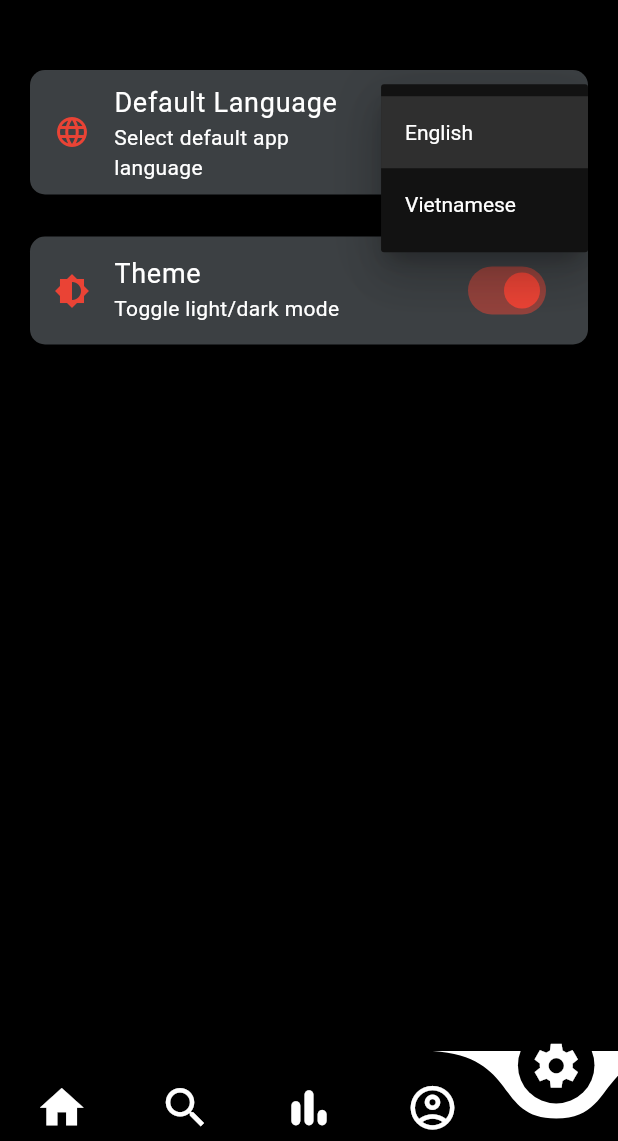
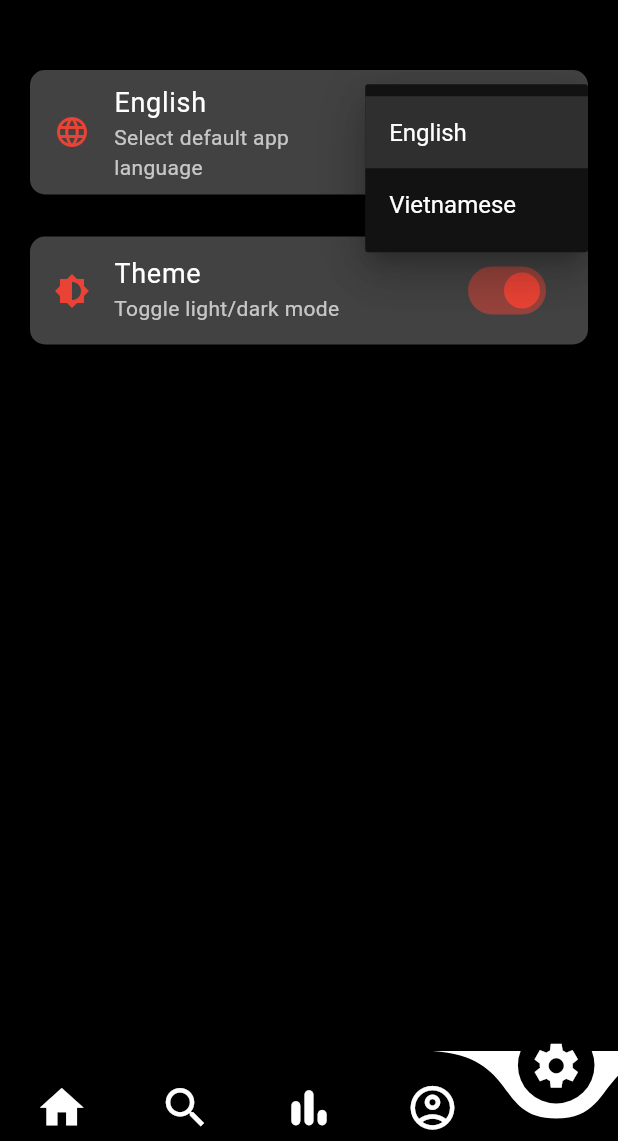
Before and after one commit to Alhphuc03/Movie_App_Flutter, a Flutter app: the screen it shows after launch, item 5 of the bottom bar chosen, after a tap on "English", on a phone screen of 412 x 824 dp, the part 95-1236 px from its top. Run offline on Flutter 3.47's test engine with Material 3 defaults, Android fonts, the phone set to English and light mode, and no system bars; drawn by our look-alikes of curved_navigation_bar; our stand-ins replace carousel_slider, chewie, lottie, shared_preferences, video_player, webview_flutter and 1 more; network calls fail.

Commit message:
new language

```diff
--- a/lib/common/languageManager.dart
+++ b/lib/common/languageManager.dart
@@ -1,27 +1,16 @@
 import 'package:flutter/material.dart';
 
-class LanguageManager {
-  static bool isEnglishDefault = true; // Default language is English
+class LanguageManager with ChangeNotifier {
+  bool _isEnglishDefault = true; // Default language is English
 
-  static Future<void> init() async {
-    // Initialize session if needed
+  bool get isEnglishDefault => _isEnglishDefault;
+
+  void setDefaultLanguage(bool isEnglish) {
+    _isEnglishDefault = isEnglish;
+    notifyListeners(); // Notify listeners that the language has changed
   }
 
-  static void setDefaultLanguage(bool isEnglish) {
-    isEnglishDefault = isEnglish;
-    // You can save isEnglishDefault to persistent storage here if needed
-  }
-
-  static bool getDefaultLanguage() {
-    return isEnglishDefault;
-  }
-
-  static String getLanguage() {
-    return isEnglishDefault ? 'English' : 'Vietnamese';
-  }
-
-  // Add a method to check if current language is Vietnamese
-  static bool isVietnamese() {
-    return !isEnglishDefault;
+  bool isVietnamese() {
+    return!isEnglishDefault;
   }
 }
--- a/lib/main.dart
+++ b/lib/main.dart
@@ -1,13 +1,22 @@
 import 'package:flutter/material.dart';
 import 'package:provider/provider.dart';
+import 'package:xemphim/common/languageManager.dart';
 import 'package:xemphim/screens/splash/splash_screen.dart';
 import 'package:xemphim/common/session_manager.dart'; // Import your SessionManager
 
 void main() async {
   WidgetsFlutterBinding.ensureInitialized();
-  await SessionManager.init(); // Initialize SessionManager
+  await SessionManager.init();
 
-  runApp(MainApp());
+  runApp(
+    MultiProvider(
+      providers: [
+        ChangeNotifierProvider(create: (_) => LanguageManager()),
+        ChangeNotifierProvider(create: (_) => ThemeNotifier()),
+      ],
+      child: MainApp(),
+    ),
+  );
 }
 
 class MainApp extends StatelessWidget {
--- a/lib/screens/setting/setting_screen.dart
+++ b/lib/screens/setting/setting_screen.dart
@@ -4,115 +4,85 @@ import 'package:xemphim/common/languageManager.dart';
 import 'package:xemphim/main.dart';
 import 'package:xemphim/widgets/App_Bar.dart';
 
-const kBackgroundColor = Color.fromARGB(255, 0, 0, 0);
 const kPrimaryColorRed = Color(0xFFEA4335);
 
-const Color kDarkModeBackgroundColor = Colors.black;
-const Color kLightModeBackgroundColor = Color.fromARGB(255, 255, 255, 255);
-
-const Color kDarkModeCardColor = Color(0xFF3C4043);
-const Color kLightModeCardColor = Color(0xDADADA);
-
-const Color kVietnameseModeBackgroundColor = Color(0xFFECEFF1);
-const Color kVietnameseModeCardColor = Color(0xFFC5CAE9);
-
-class SettingScreen extends StatefulWidget {
+class SettingScreen extends StatelessWidget {
   const SettingScreen({Key? key}) : super(key: key);
 
   @override
-  _SettingScreenState createState() => _SettingScreenState();
-}
-
-class _SettingScreenState extends State<SettingScreen> {
-  bool _isEnglishDefault = LanguageManager.getDefaultLanguage();
-  final List<String> _languages = [
-    'English',
-    'Vietnamese',
-  ];
-
-  @override
   Widget build(BuildContext context) {
+    var languageManager = Provider.of<LanguageManager>(context);
     var themeNotifier = Provider.of<ThemeNotifier>(context);
     bool isDarkMode = themeNotifier.themeMode == ThemeMode.dark;
+    bool isVietnameseMode = languageManager.isVietnamese();
 
     return Scaffold(
       appBar: const CustomAppBar(),
-      backgroundColor:
-          isDarkMode ? kDarkModeBackgroundColor : kLightModeBackgroundColor,
+      backgroundColor: isDarkMode ? Colors.black : Colors.white,
       body: Padding(
         padding: const EdgeInsets.all(16.0),
         child: Column(
           crossAxisAlignment: CrossAxisAlignment.start,
           children: [
-            const SizedBox(height: 20),
-            _buildListTile(
-              icon: Icons.language,
-              title: 'Default Language', // Tiêu đề cho DropdownButton
-              subtitle:
-                  'Select default app language', // Mô tả cho DropdownButton
-              child: DropdownButton<bool>(
-                value: _isEnglishDefault,
-                icon: Icon(Icons.arrow_downward,
-                    color: _isEnglishDefault
-                        ? (isDarkMode
-                            ? Colors.white
-                            : Colors
-                                .black) // Màu sắc chữ khi tiếng Anh được chọn
-                        : (isDarkMode
-                            ? Colors.white
-                            : Colors
-                                .black)), // Màu sắc chữ khi tiếng Việt được chọn
-                iconSize: 24,
-                elevation: 16,
-                style: TextStyle(
-                    color: _isEnglishDefault
-                        ? (isDarkMode
-                            ? Colors.white
-                            : Colors
-                                .black) // Màu sắc chữ khi tiếng Anh được chọn
-                        : (isDarkMode
-                            ? Colors.white
-                            : Colors
-                                .black)), // Màu sắc chữ khi tiếng Việt được chọn
-                underline: Container(
-                    height: 2,
-                    color: _isEnglishDefault
-                        ? (isDarkMode
-                            ? Colors.white
-                            : Colors
-                                .black) // Màu sắc chữ khi tiếng Anh được chọn
-                        : (isDarkMode
-                            ? Colors.white
-                            : Colors
-                                .black)), // Màu sắc chữ khi tiếng Việt được chọn
-                onChanged: (bool? isEnglish) {
-                  setState(() {
-                    _isEnglishDefault = isEnglish!;
-                    LanguageManager.setDefaultLanguage(isEnglish);
-                  });
-                },
-                items: _languages.map<DropdownMenuItem<bool>>((String value) {
-                  return DropdownMenuItem<bool>(
-                    value: value == 'English',
-                    child: Text(value),
-                  );
-                }).toList(),
-              ),
-              isDarkMode: isDarkMode,
+            SizedBox(height: 20),
+            _buildLanguageSelector(
+                context, languageManager, isDarkMode, isVietnameseMode),
+            SizedBox(height: 20),
+            _buildThemeSwitch(
+                context, themeNotifier, isDarkMode, isVietnameseMode),
+          ],
+        ),
+      ),
+    );
+  }
+
+  Widget _buildLanguageSelector(BuildContext context,
+      LanguageManager languageManager, bool isDarkMode, bool isVietnameseMode) {
+    return Card(
+      color: isDarkMode ? Colors.grey[800] : Colors.white,
+      shape: RoundedRectangleBorder(
+        borderRadius: BorderRadius.circular(10.0),
+      ),
+      elevation: 3,
+      child: ListTile(
+        leading: Icon(Icons.language, color: kPrimaryColorRed),
+        title: Text(
+          languageManager.isEnglishDefault ? 'English' : 'Vietnamese',
+          style: TextStyle(
+            color: isDarkMode ? Colors.white : Colors.black,
+            fontSize: 18,
+          ),
+        ),
+        subtitle: Text(
+          isVietnameseMode
+              ? 'Chọn ngôn ngữ cho app'
+              : 'Select default app language',
+          style: TextStyle(
+            color: isDarkMode ? Colors.white70 : Colors.black54,
+            fontSize: 14,
+          ),
+        ),
+        trailing: DropdownButton<bool>(
+          value: languageManager.isEnglishDefault,
+          icon: Icon(Icons.arrow_drop_down,
+              color: isDarkMode ? Colors.white : Colors.black),
+          iconSize: 24,
+          elevation: 16,
+          style: TextStyle(
+            color: isDarkMode ? Colors.white : Colors.black,
+            fontSize: 16,
+          ),
+          onChanged: (bool? isEnglish) {
+            languageManager.setDefaultLanguage(isEnglish!);
+          },
+          items: [
+            DropdownMenuItem<bool>(
+              value: true,
+              child: Text('English'),
             ),
-            const SizedBox(height: 20),
-            _buildListTile(
-              icon: Icons.brightness_6,
-              title: 'Theme', // Tiêu đề cho Switch
-              subtitle: 'Toggle light/dark mode', // Mô tả cho Switch
-              child: Switch(
-                value: isDarkMode,
-                onChanged: (value) {
-                  themeNotifier.toggleTheme();
-                },
-                activeColor: kPrimaryColorRed,
-              ),
-              isDarkMode: isDarkMode,
+            DropdownMenuItem<bool>(
+              value: false,
+              child: Text('Vietnamese'),
             ),
           ],
         ),
@@ -120,52 +90,37 @@ class _SettingScreenState extends State<SettingScreen> {
     );
   }
 
-  Widget _buildListTile({
-    required IconData icon,
-    required String title,
-    required String subtitle,
-    required Widget child,
-    required bool isDarkMode,
-  }) {
-    bool isVietnameseMode = !_isEnglishDefault;
-
+  Widget _buildThemeSwitch(BuildContext context, ThemeNotifier themeNotifier,
+      bool isDarkMode, bool isVietnameseMode) {
     return Card(
-      color: isDarkMode ? kDarkModeCardColor : kLightModeCardColor,
+      color: isDarkMode ? Colors.grey[800] : Colors.white,
       shape: RoundedRectangleBorder(
         borderRadius: BorderRadius.circular(10.0),
       ),
+      elevation: 3,
       child: ListTile(
-        leading: Icon(icon, color: kPrimaryColorRed),
+        leading: Icon(Icons.brightness_6, color: kPrimaryColorRed),
         title: Text(
-          isVietnameseMode
-              ? 'Ngôn ngữ mặc định'
-              : title, // Hiển thị tiêu đề dựa trên ngôn ngữ
+          isVietnameseMode ? 'Giao diện' : 'Theme',
           style: TextStyle(
-            color: isVietnameseMode
-                ? (isDarkMode
-                    ? Colors.white
-                    : Colors.black) // Màu sắc chữ khi tiếng Anh được chọn
-                : (isDarkMode
-                    ? Colors.white
-                    : Colors.black), // Màu sắc chữ khi tiếng Việt được chọn
+            color: isDarkMode ? Colors.white : Colors.black,
             fontSize: 18,
           ),
         ),
         subtitle: Text(
-          isVietnameseMode
-              ? 'Chọn ngôn ngữ ứng dụng'
-              : subtitle, // Hiển thị mô tả dựa trên ngôn ngữ
+          isVietnameseMode ? 'Sáng/tối' : 'Toggle light/dark mode',
           style: TextStyle(
-            color: isVietnameseMode
-                ? (isDarkMode
-                    ? Colors.white
-                    : Colors.black) // Màu sắc chữ khi tiếng Anh được chọn
-                : (isDarkMode
-                    ? Colors.white
-                    : Colors.black), // Màu sắc chữ khi tiếng Việt được chọn
+            color: isDarkMode ? Colors.white70 : Colors.black54,
+            fontSize: 14,
           ),
         ),
-        trailing: child,
+        trailing: Switch(
+          value: isDarkMode,
+          onChanged: (value) {
+            themeNotifier.toggleTheme();
+          },
+          activeColor: kPrimaryColorRed,
+        ),
       ),
     );
   }
--- a/lib/widgets/home/upcoming.dart
+++ b/lib/widgets/home/upcoming.dart
@@ -15,8 +15,8 @@ class UpcomingSection extends StatelessWidget {
   Widget build(BuildContext context) {
     var themeNotifier = Provider.of<ThemeNotifier>(context);
     bool isDarkMode = themeNotifier.themeMode == ThemeMode.dark;
-
-    bool isVietnameseMode = LanguageManager.isVietnamese();
+    var languageManager = Provider.of<LanguageManager>(context);
+    bool isVietnameseMode = languageManager.isVietnamese();
 
     final Future<List<Movie>> upcomingMovies = Api().getUpcomingMovies(
       isVietnameseMode ? 'vi-VN' : 'en-US',
@@ -42,7 +42,7 @@ class UpcomingSection extends StatelessWidget {
               child: Text(
                 isVietnameseMode ? "Sắp ra mắt" : 'Upcoming',
                 style: TextStyle(
-                  color: isDarkMode ? Colors.white : Colors.white,
+                  color: Colors.white,
                   fontSize: 24,
                   fontWeight: FontWeight.bold,
                 ),
```
